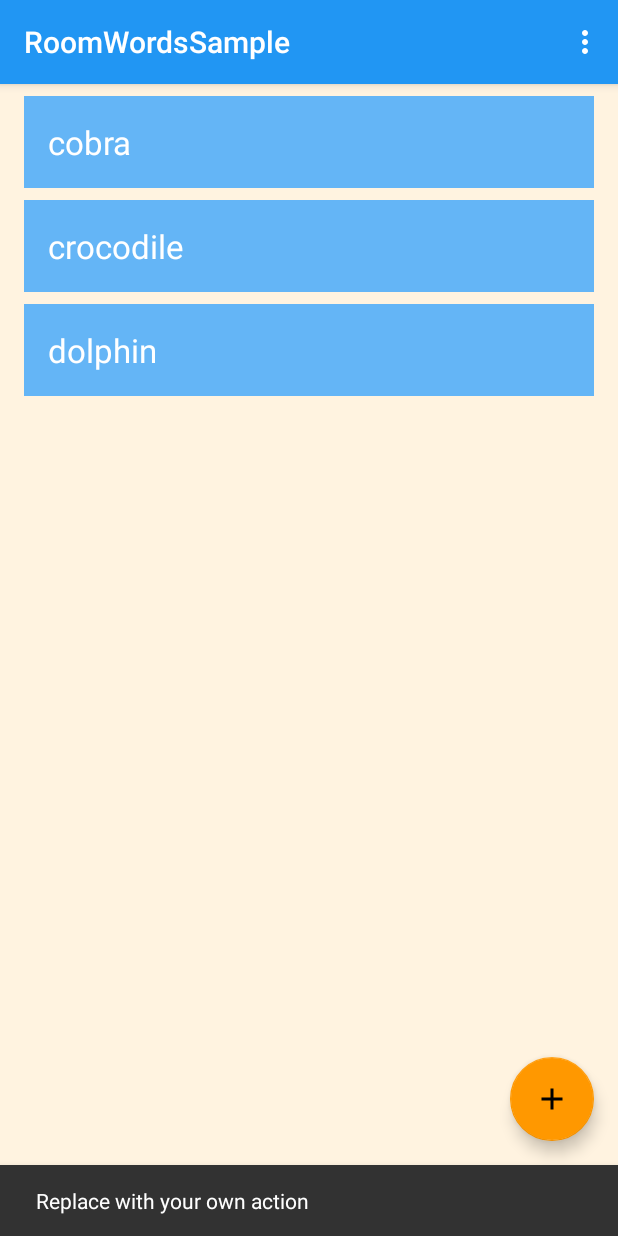
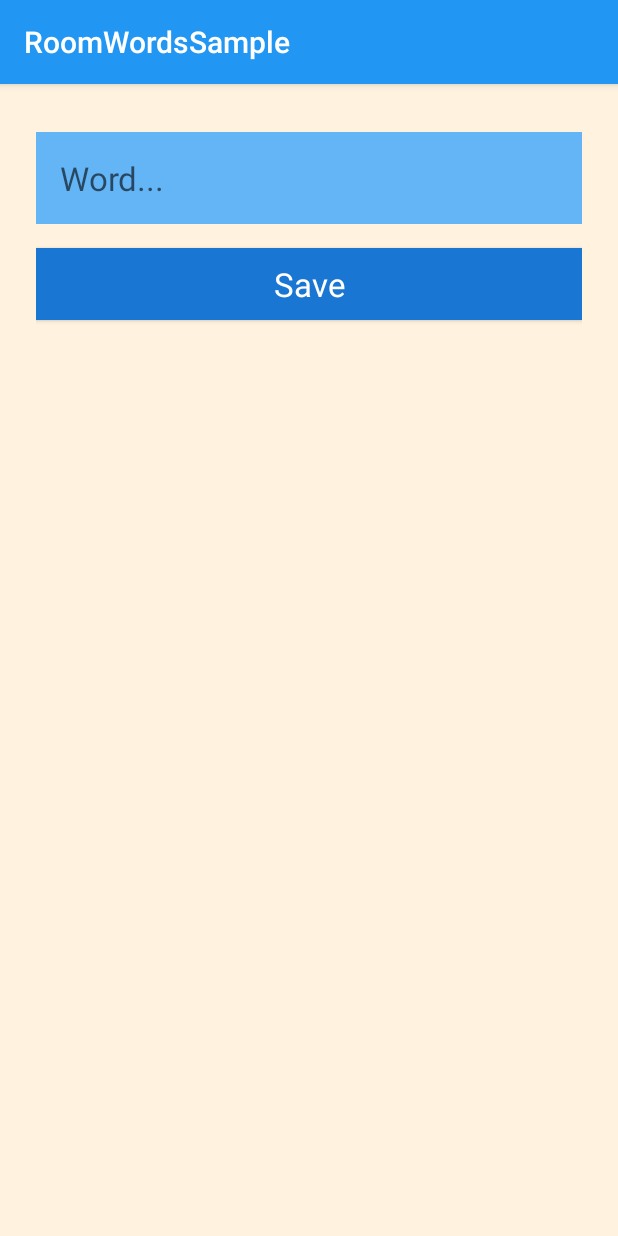
Before and after one commit to RiadMohamed/RoomWordsSample, an Android app: the screen it shows after launch (MainActivity before the commit, NewWordActivity after it), after a tap on an icon or button, on a phone screen of 412 x 824 dp. Run offline under Robolectric (Android 15) with nearby library versions, the phone set to English and light mode, and no system bars; our stand-ins replace Room's generated code.

Commit message:
Task 12 complete.

```diff
--- a/app/src/main/AndroidManifest.xml
+++ b/app/src/main/AndroidManifest.xml
@@ -9,6 +9,7 @@
         android:roundIcon="@mipmap/ic_launcher_round"
         android:supportsRtl="true"
         android:theme="@style/AppTheme">
+        <activity android:name=".NewWordActivity"></activity>
         <activity
             android:name=".MainActivity"
             android:label="@string/app_name"
--- a/app/src/main/java/com/riadmohamed/roomwordssample/MainActivity.java
+++ b/app/src/main/java/com/riadmohamed/roomwordssample/MainActivity.java
@@ -1,9 +1,11 @@
 package com.riadmohamed.roomwordssample;
 
+import android.content.Intent;
 import android.os.Bundle;
 import android.view.Menu;
 import android.view.MenuItem;
 import android.view.View;
+import android.widget.Toast;
 
 import androidx.annotation.Nullable;
 import androidx.appcompat.app.AppCompatActivity;
@@ -14,13 +16,13 @@ import androidx.recyclerview.widget.LinearLayoutManager;
 import androidx.recyclerview.widget.RecyclerView;
 
 import com.google.android.material.floatingactionbutton.FloatingActionButton;
-import com.google.android.material.snackbar.Snackbar;
 
 import java.util.List;
 
 public class MainActivity extends AppCompatActivity {
 
     private WordViewModel mWordViewModel;
+    public static final int NEW_WORD_ACTIVITY_REQUEST_CODE = 1;
 
 
     @Override
@@ -34,8 +36,8 @@ public class MainActivity extends AppCompatActivity {
         fab.setOnClickListener(new View.OnClickListener() {
             @Override
             public void onClick(View view) {
-                Snackbar.make(view, "Replace with your own action", Snackbar.LENGTH_LONG)
-                        .setAction("Action", null).show();
+                Intent intent = new Intent(MainActivity.this, NewWordActivity.class);
+                startActivityForResult(intent, NEW_WORD_ACTIVITY_REQUEST_CODE);
             }
         });
 
@@ -76,4 +78,18 @@ public class MainActivity extends AppCompatActivity {
 
         return super.onOptionsItemSelected(item);
     }
+
+    public void onActivityResult(int requestCode, int resultCode, Intent data) {
+        super.onActivityResult(requestCode, resultCode, data);
+
+        if (requestCode == NEW_WORD_ACTIVITY_REQUEST_CODE && resultCode == RESULT_OK) {
+            Word word = new Word(data.getStringExtra(NewWordActivity.EXTRA_REPLY));
+            mWordViewModel.insert(word);
+        } else {
+            Toast.makeText(
+                    getApplicationContext(),
+                    R.string.empty_not_saved,
+                    Toast.LENGTH_LONG).show();
+        }
+    }
 }
--- /dev/null
+++ b/app/src/main/java/com/riadmohamed/roomwordssample/NewWordActivity.java
@@ -0,0 +1,39 @@
+package com.riadmohamed.roomwordssample;
+
+import android.content.Intent;
+import android.os.Bundle;
+import android.text.TextUtils;
+import android.view.View;
+import android.widget.Button;
+import android.widget.EditText;
+
+import androidx.appcompat.app.AppCompatActivity;
+
+public class NewWordActivity extends AppCompatActivity {
+    public static final String EXTRA_REPLY =
+            "com.example.android.roomwordssample.REPLY";
+
+    private EditText mEditWordView;
+
+    @Override
+    public void onCreate(Bundle savedInstanceState) {
+        super.onCreate(savedInstanceState);
+        setContentView(R.layout.activity_new_word);
+        mEditWordView = findViewById(R.id.edit_word);
+
+        final Button button = findViewById(R.id.button_save);
+        button.setOnClickListener(new View.OnClickListener() {
+            public void onClick(View view) {
+                Intent replyIntent = new Intent();
+                if (TextUtils.isEmpty(mEditWordView.getText())) {
+                    setResult(RESULT_CANCELED, replyIntent);
+                } else {
+                    String word = mEditWordView.getText().toString();
+                    replyIntent.putExtra(EXTRA_REPLY, word);
+                    setResult(RESULT_OK, replyIntent);
+                }
+                finish();
+            }
+        });
+    }
+}
--- a/app/src/main/java/com/riadmohamed/roomwordssample/WordDao.java
+++ b/app/src/main/java/com/riadmohamed/roomwordssample/WordDao.java
@@ -3,6 +3,7 @@ package com.riadmohamed.roomwordssample;
 import androidx.lifecycle.LiveData;
 import androidx.room.Dao;
 import androidx.room.Insert;
+import androidx.room.OnConflictStrategy;
 import androidx.room.Query;
 
 import java.util.List;
@@ -10,7 +11,7 @@ import java.util.List;
 @Dao
 public interface WordDao {
 
-    @Insert
+    @Insert(onConflict = OnConflictStrategy.IGNORE)
     void insert(Word word);
 
     @Query("DELETE FROM word_table")
--- /dev/null
+++ b/app/src/main/res/layout/activity_new_word.xml
@@ -0,0 +1,19 @@
+<?xml version="1.0" encoding="utf-8"?>
+<LinearLayout xmlns:android="http://schemas.android.com/apk/res/android"
+    android:layout_width="match_parent"
+    android:layout_height="match_parent"
+    android:background="@color/colorScreenBackground"
+    android:orientation="vertical"
+    android:padding="24dp">
+
+    <EditText
+        android:id="@+id/edit_word"
+        style="@style/text_view_style"
+        android:hint="@string/hint_word"
+        android:inputType="textAutoComplete" />
+
+    <Button
+        android:id="@+id/button_save"
+        style="@style/button_style"
+        android:text="@string/button_save" />
+</LinearLayout>
--- a/app/src/main/res/values/strings.xml
+++ b/app/src/main/res/values/strings.xml
@@ -1,4 +1,7 @@
 <resources>
     <string name="app_name">RoomWordsSample</string>
     <string name="action_settings">Settings</string>
+    <string name="hint_word">Word...</string>
+    <string name="button_save">Save</string>
+    <string name="empty_not_saved">Word not saved because it is empty.</string>
 </resources>
--- a/app/src/main/res/values/styles.xml
+++ b/app/src/main/res/values/styles.xml
@@ -27,5 +27,13 @@
         <item name="android:padding">16dp</item>
         <item name="android:textColor">@color/colorTextPrimary</item>
     </style>
+    <style name="button_style" parent="android:style/Widget.Material.Button">
+        <item name="android:layout_width">match_parent</item>
+        <item name="android:layout_height">wrap_content</item>
+        <item name="android:background">@color/colorPrimaryDark</item>
+        <item name="android:textAppearance">@android:style/TextAppearance.Large</item>
+        <item name="android:layout_marginTop">16dp</item>
+        <item name="android:textColor">@color/colorTextPrimary</item>
+    </style>
 
 </resources>
```
